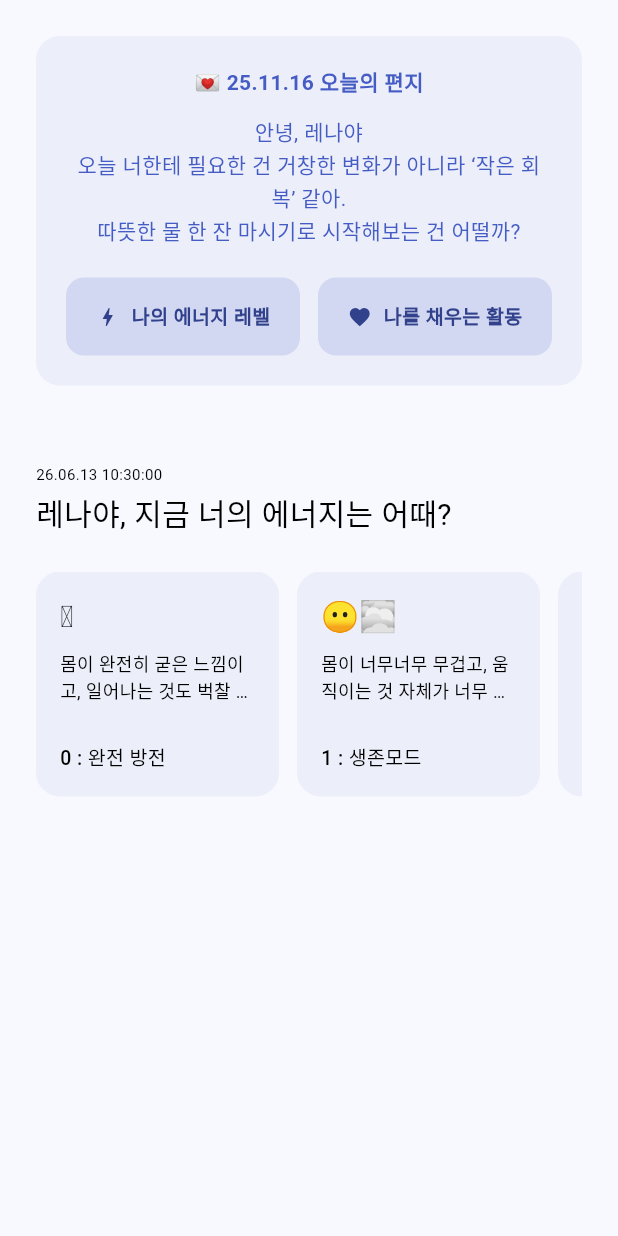
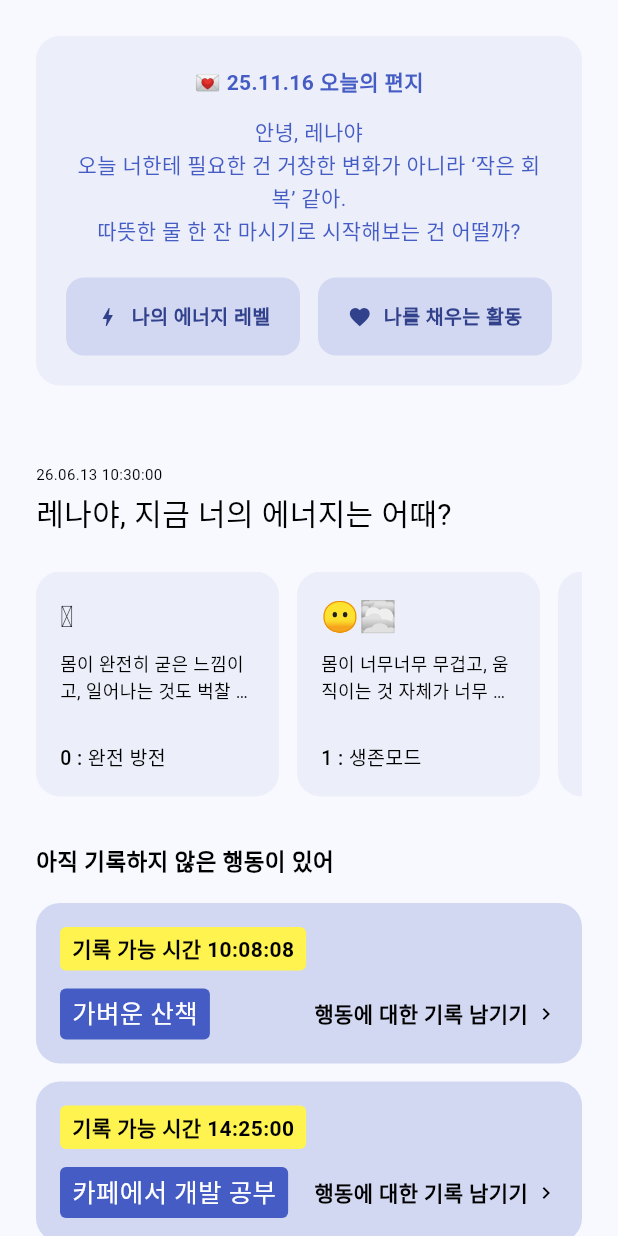
Before and after one commit to songye38/enerlog_app, a Flutter app: the screen it shows after launch, on a phone screen of 412 x 824 dp. Run offline on Flutter 3.47's test engine with Material 3 defaults, Android fonts, the phone set to English and light mode, and no system bars; our stand-ins replace go_router; Roboto replaces fonts that are missing (Pretendard, PretendardVariable).

Commit message:
FEAT : section 4,5 완성

```diff
--- a/lib/features/home/views/home_screen.dart
+++ b/lib/features/home/views/home_screen.dart
@@ -1,4 +1,6 @@
 // lib/features/home/views/home_screen.dart
+import 'package:enerlog_app/features/home/views/widgets/home_activity_log_section.dart';
+import 'package:enerlog_app/features/home/views/widgets/home_condition_section.dart';
 import 'package:enerlog_app/features/home/views/widgets/home_letter_section.dart';
 import 'package:enerlog_app/features/home/views/widgets/home_menu_grid_section.dart';
 import 'package:flutter/material.dart';
@@ -8,6 +10,16 @@ class HomeScreen extends StatelessWidget {
 
   @override
   Widget build(BuildContext context) {
+    final List<Map<String, String>> mockServerData = [
+      {"time": "10:08:08", "title": "가벼운 산책"},
+      {"time": "14:25:00", "title": "카페에서 개발 공부"},
+      {"time": "19:40:12", "title": "저녁 러닝"},
+    ];
+
+    const String currentEnergyLevel = "Lv4";
+    const String currentRecoveryIndex = "+15";
+    const String currentActionRate = "82%";
+
     // ⚠️ Scaffold 앞의 const를 지웠습니다!
     return Scaffold(
       body: SafeArea(
@@ -26,6 +38,20 @@ class HomeScreen extends StatelessWidget {
               const SizedBox(height: 32),
               // 🌟 섹션 3: 이제 이름만 던져주면 끝! 시간은 본인이 알아서 계산합니다.
               const HomeMenuGridSection(userName: "레나"),
+
+              const SizedBox(height: 32),
+
+              // 🌟 섹션 4: 서버에서 왔다고 가정하고 데이터를 주입합니다!
+              HomeActivityLogSection(unrecordedActivities: mockServerData),
+
+              const SizedBox(height: 32),
+
+              // 🌟 섹션 5: 컨디션 리포트 대시보드 영역 연결 및 데이터 주입!
+              const HomeConditionSection(
+                energyLevel: currentEnergyLevel,
+                recoveryIndex: currentRecoveryIndex,
+                actionRate: currentActionRate,
+              ),
             ],
           ),
         ),
--- a/lib/features/home/views/widgets/home_activity_log_section.dart
+++ b/lib/features/home/views/widgets/home_activity_log_section.dart
@@ -0,0 +1,155 @@
+import 'package:flutter/material.dart';
+import 'package:enerlog_app/core/constants/app_colors.dart';
+
+class HomeActivityLogSection extends StatelessWidget {
+  // 🌟 1. 서버에서 내려올 "미기록 활동 리스트"를 외부에서 주입받도록 변수를 선언합니다.
+  final List<Map<String, String>> unrecordedActivities;
+
+  const HomeActivityLogSection({
+    super.key,
+    required this.unrecordedActivities, // 🌟 필수값으로 설정
+  });
+
+  @override
+  Widget build(BuildContext context) {
+    return Column(
+      crossAxisAlignment: CrossAxisAlignment.start,
+      children: [
+        const Text(
+          "아직 기록하지 않은 행동이 있어",
+          style: TextStyle(
+            fontFamily: 'Pretendard',
+            fontSize: 15,
+            fontWeight: FontWeight.w600,
+            color: AppColors.black13,
+          ),
+        ),
+        const SizedBox(height: 16),
+
+        // 🌟 2. 주입받은 리스트가 텅 비어있을 때의 예외 처리도 해주면 좋습니다.
+        if (unrecordedActivities.isEmpty)
+          const Padding(
+            padding: EdgeInsets.symmetric(vertical: 20.0),
+            child: Text(
+              "오늘 모든 활동을 완벽하게 기록하셨어요! 🎉",
+              style: TextStyle(color: Colors.grey),
+            ),
+          )
+        else
+          // 🌟 3. 데이터가 있다면 주입받은 리스트의 개수만큼 카드를 그려줍니다.
+          ListView.builder(
+            shrinkWrap: true,
+            physics: const NeverScrollableScrollPhysics(),
+            itemCount: unrecordedActivities.length,
+            itemBuilder: (context, index) {
+              final activity = unrecordedActivities[index];
+
+              return Padding(
+                padding: const EdgeInsets.only(bottom: 12.0),
+                child: _buildActivityLogCard(
+                  time: activity["time"] ?? "--:--:--", // 데이터 유실 대비 방어코드
+                  title: activity["title"] ?? "알 수 없는 활동", // 데이터 유실 대비 방어코드
+                  onTap: () => print("${activity["title"]} 기록하기 클릭됨"),
+                ),
+              );
+            },
+          ),
+      ],
+    );
+  }
+
+  // 🛠️ 내부 카드 레이아웃 빌더 (기존과 동일)
+  Widget _buildActivityLogCard({
+    required String time,
+    required String title,
+    required VoidCallback onTap,
+  }) {
+    return InkWell(
+      onTap: onTap,
+      borderRadius: BorderRadius.circular(16.0),
+      child: Container(
+        width: double.infinity,
+        padding: const EdgeInsets.all(16.0),
+        decoration: BoxDecoration(
+          color: AppColors.blue2,
+          borderRadius: BorderRadius.circular(16.0),
+        ),
+        child: Column(
+          crossAxisAlignment: CrossAxisAlignment.start,
+          children: [
+            Container(
+              // 💡 글자 주변에 은은하게 들어갈 여백 (피그마 디자인에 맞춰 수치는 조절 가능!)
+              padding: const EdgeInsets.symmetric(
+                horizontal: 8.0,
+                vertical: 4.0,
+              ),
+              decoration: BoxDecoration(
+                color: AppColors.timeHighlight,
+                borderRadius: BorderRadius.circular(
+                  4.0,
+                ), // 모서리를 둥글게 만들어 라벨 느낌 극대화
+              ),
+              child: Text(
+                "기록 가능 시간 $time",
+                style: const TextStyle(
+                  fontFamily: 'Pretendard',
+                  fontSize: 14,
+                  fontWeight: FontWeight.w600,
+                  color: AppColors
+                      .black13, // 배경색이 어두워지면 글자색을 흰색(Colors.white) 등으로 바꿔주세요!
+                ),
+              ),
+            ),
+            const SizedBox(height: 12),
+            Row(
+              mainAxisAlignment: MainAxisAlignment.spaceBetween,
+              children: [
+                Container(
+                  // 💡 글자 주변에 숨쉴 공간(여백)을 줍니다. (좌우 8, 위아래 4 정도가 예쁩니다)
+                  padding: const EdgeInsets.symmetric(
+                    horizontal: 8.0,
+                    vertical: 4.0,
+                  ),
+                  decoration: BoxDecoration(
+                    color: AppColors.blue6, // 🎨 원하시는 백그라운드 색상 지정
+                    borderRadius: BorderRadius.circular(
+                      4.0,
+                    ), // 모서리를 살짝 둥글게 (원치 않으면 삭제)
+                  ),
+                  child: Text(
+                    title,
+                    style: const TextStyle(
+                      fontFamily: 'Pretendard',
+                      fontSize: 17,
+                      fontWeight: FontWeight.w500,
+                      color: AppColors.black1,
+                    ),
+                  ),
+                ),
+                const Row(
+                  children: [
+                    Text(
+                      "행동에 대한 기록 남기기",
+                      style: TextStyle(
+                        fontFamily: 'Pretendard',
+                        fontSize: 14,
+                        fontWeight: FontWeight.w600,
+                        color: AppColors.black13,
+                      ),
+                    ),
+                    SizedBox(width: 4),
+                    Icon(
+                      Icons.chevron_right,
+                      size: 16,
+                      color: AppColors.black13,
+                    ),
+                  ],
+                ),
+              ],
+            ),
+          ],
+        ),
+      ),
+    );
+  }
+}
```
Also changed, not shown: lib/features/home/views/widgets/home_condition_section.dart (+158 -0 lines).
